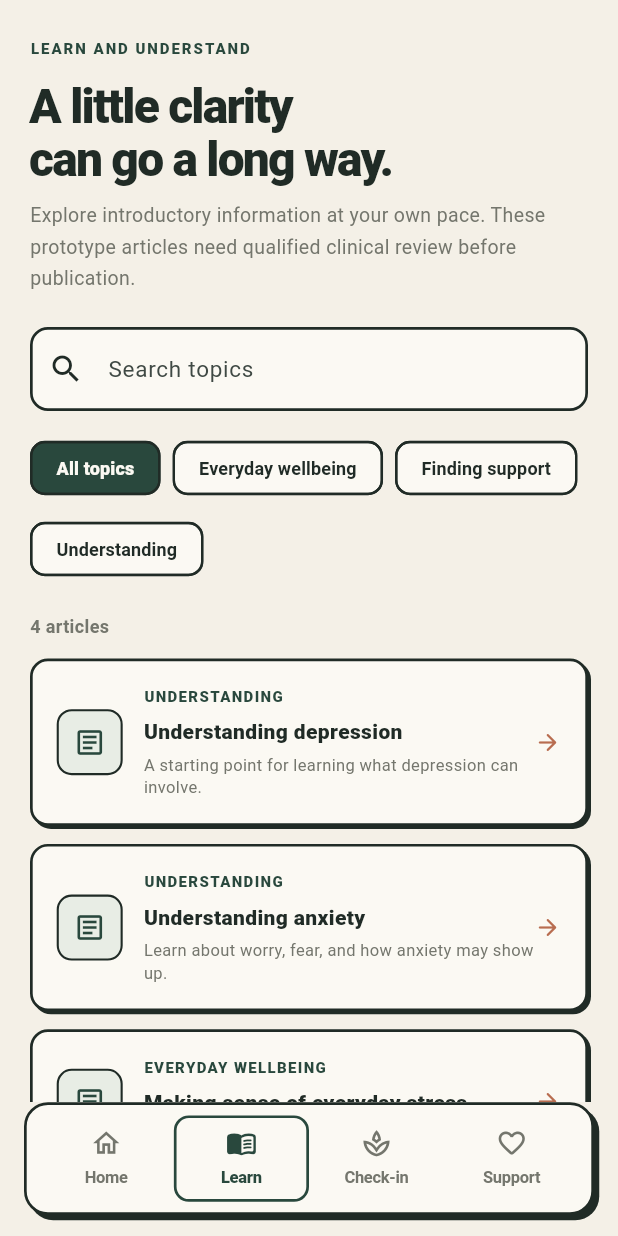
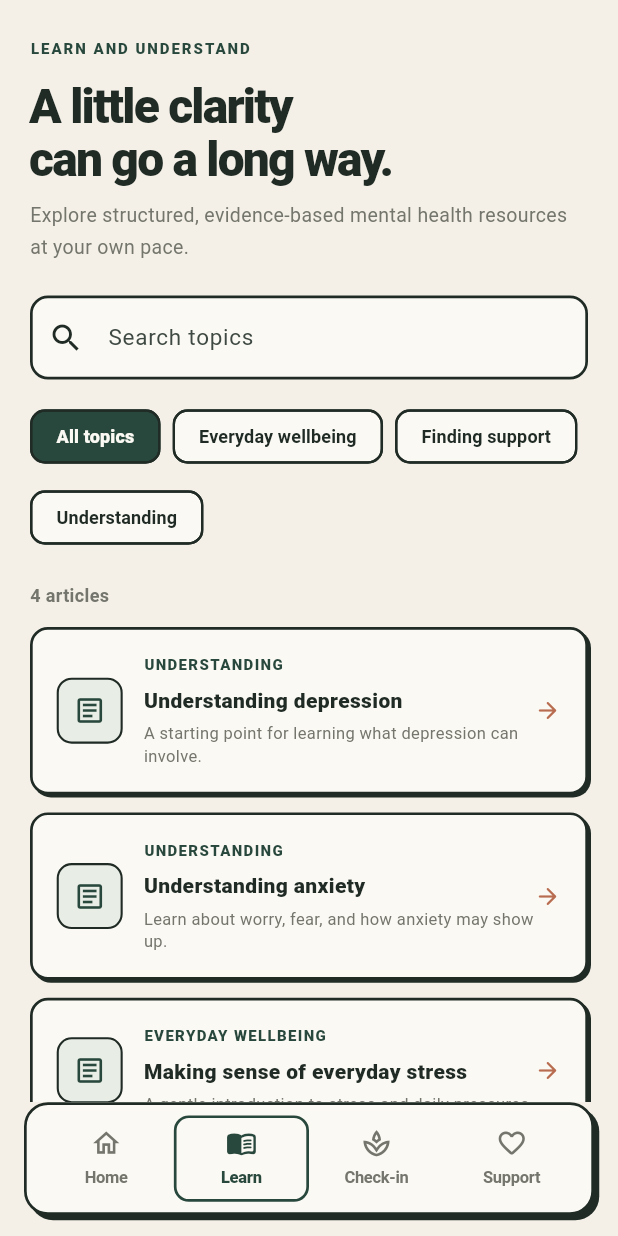
Before and after one commit to Adams-404/mindbridge, a Flutter app: the LearnScreen screen opened by its route, on a phone screen of 412 x 824 dp. Run offline on Flutter 3.47's test engine with Material 3 defaults, Android fonts, the phone set to English and light mode, and no system bars; our stand-ins replace flutter_riverpod, go_router, shared_preferences; accounts and stored records are empty.

Commit message:
chore: remove all prototype references for production transition (closes #32)

```diff
--- a/lib/core/localization/app_strings.dart
+++ b/lib/core/localization/app_strings.dart
@@ -125,5 +125,5 @@ class AppStrings {
 
   static String supportDirectoryNotice(AppLanguage lang) => lang == AppLanguage.hausa
       ? 'Muna kan tsara tsarin tantance kwararru da cibiyoyi kafin sanya su a nan. Babu jerin sunayen da aka riga aka tantance a wannan samfurin tukuna.'
-      : 'We are building a process to verify professionals and services before listing them. There are no verified provider listings available in this prototype yet.';
+      : 'We are building a process to verify professionals and services before listing them. Direct provider directory integrations will appear here as they are accredited.';
 }
--- a/lib/data/learning_content.dart
+++ b/lib/data/learning_content.dart
@@ -9,7 +9,7 @@ class LearningArticle {
     this.reviewer,
     this.reviewDate,
     this.contentVersion = '0.1.0',
-    this.reviewStatus = 'Prototype copy · clinical review required',
+    this.reviewStatus = 'Curated educational material · WHO & NIMH guidelines',
   });
 
   final String id;
--- a/lib/data/support_repository.dart
+++ b/lib/data/support_repository.dart
@@ -39,7 +39,7 @@ class BundledSupportRepository implements SupportRepository {
     return const SupportDirectoryMetadata(
       isAvailable: false,
       statusMessage:
-          'We are building a process to verify professionals and services before listing them. There are no verified provider listings available in this prototype yet.',
+          'We are building a process to verify professionals and services before listing them. Direct provider directory integrations will appear here as they are accredited.',
       verificationGuidelines:
           'Providers will only be listed after primary-source license verification, clinical review, and confirmed contact channels.',
     );
--- a/lib/features/learn/learn_screen.dart
+++ b/lib/features/learn/learn_screen.dart
@@ -89,7 +89,7 @@ class _LearnScreenState extends ConsumerState<LearnScreen> {
         const PageHeading(
           eyebrow: 'LEARN AND UNDERSTAND',
           title: 'A little clarity\ncan go a long way.',
-          subtitle: 'Explore introductory information at your own pace. These prototype articles need qualified clinical review before publication.',
+          subtitle: 'Explore structured, evidence-based mental health resources at your own pace.',
         ),
         const SizedBox(height: 22),
         TextField(
--- a/lib/features/onboarding/welcome_screen.dart
+++ b/lib/features/onboarding/welcome_screen.dart
@@ -84,7 +84,7 @@ class _WelcomeScreenState extends ConsumerState<WelcomeScreen> {
             const _WelcomeSection(
               icon: Icons.lock_outline_rounded,
               title: 'Privacy, plainly',
-              body: 'No account is needed. This prototype keeps check-ins and reminders in app memory only. They are not sent to a server or saved as personal records. One local preference remembers that you have seen this introduction.',
+              body: 'No account is needed. MindBridge stores check-ins and reminders privately on your device. Your reflections are never sent to external servers or sold.',
             ),
             const SizedBox(height: 14),
             const _WelcomeSection(
--- a/lib/features/settings/settings_screen.dart
+++ b/lib/features/settings/settings_screen.dart
@@ -108,7 +108,7 @@ class SettingsScreen extends ConsumerWidget {
         const SizedBox(height: 16),
         Text(AppStrings.settingsPrivacyTitle(language), style: Theme.of(context).textTheme.titleLarge),
         const SizedBox(height: 14),
-        const _InfoTile(icon: Icons.lock_outline, title: 'No account needed', subtitle: 'This prototype does not ask you to sign in.'),
+        const _InfoTile(icon: Icons.lock_outline, title: 'No account needed', subtitle: 'MindBridge works privately on your device without requiring sign in.'),
         const _InfoTile(icon: Icons.visibility_off_outlined, title: 'Check-ins are not saved', subtitle: 'Your selection stays on the check-in screen only.'),
         const _InfoTile(icon: Icons.health_and_safety_outlined, title: 'Not a medical service', subtitle: 'MindBridge does not diagnose or replace professional care.'),
         const SizedBox(height: 22),
--- a/pubspec.yaml
+++ b/pubspec.yaml
@@ -1,5 +1,5 @@
 name: mindbridge
-description: A bilingual mental health information and support navigation prototype.
+description: A bilingual mental health psychoeducation and support navigation platform.
 publish_to: "none"
 version: 0.2.0+2
 environment:
```
Also changed, not shown: 1 other file.
